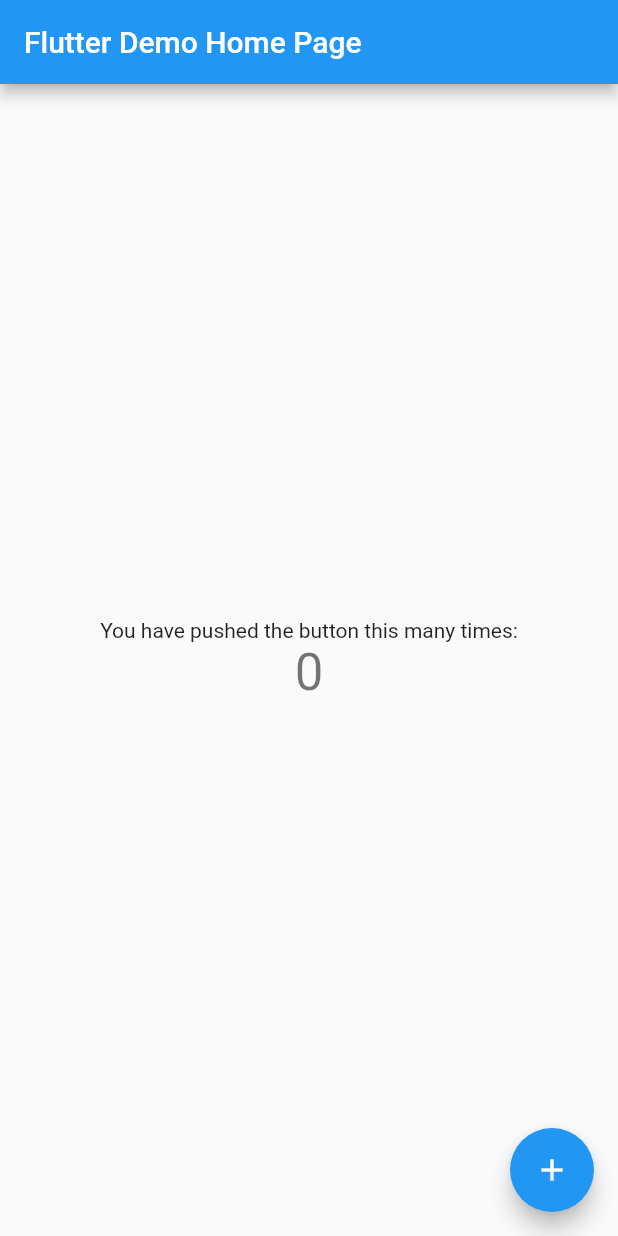
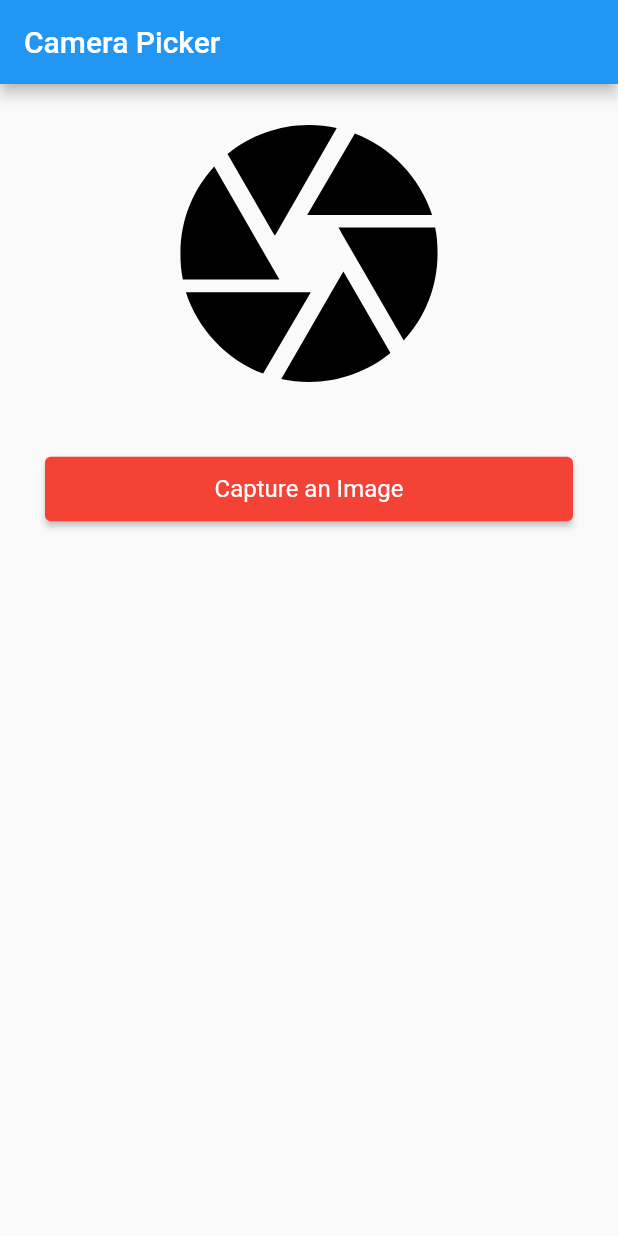
Before and after one commit to srinivasponnada/authnpoc, a Flutter app: the screen it shows after launch, on a phone screen of 412 x 824 dp. Run offline on Flutter 3.47's test engine with Material 2 defaults, Android fonts, the light colour scheme and no system bars; our stand-ins replace image_picker; missing offline and left inert: amplify_auth_cognito, amplify_authenticator, amplify_flutter.

Commit message:
camera feature integrated

```diff
--- a/lib/main.dart
+++ b/lib/main.dart
@@ -1,3 +1,4 @@
+import 'package:authnpoc/takepicture.dart';
 import 'package:authnpoc/widgetb.dart';
 import 'package:flutter/material.dart';
 
@@ -114,7 +115,8 @@
 			builder: Authenticator.builder(),
 			home: const Scaffold(
         body: Center(
-				child: WidgetB(),
+				//child: WidgetB(),
+        child: takepicture(),
 			  ),
       ),
       ),
--- /dev/null
+++ b/lib/takepicture.dart
@@ -0,0 +1,80 @@
+import 'dart:io';
+import 'package:flutter/material.dart';
+import 'package:image_picker/image_picker.dart';
+
+void main() {
+  runApp(const takepicture());
+}
+
+class takepicture extends StatelessWidget {
+  const takepicture({Key? key}) : super(key: key);
+
+  // This widget is the root of your application.
+  @override
+  Widget build(BuildContext context) {
+    return MaterialApp(
+      title: 'Flutter Demo',
+      theme: ThemeData(
+        primarySwatch: Colors.blue,
+      ),
+      home: const MyHomePage(),
+    );
+  }
+}
+
+class MyHomePage extends StatefulWidget {
+  const MyHomePage({Key? key}) : super(key: key);
+
+  @override
+  State<MyHomePage> createState() => _MyHomePageState();
+}
+
+class _MyHomePageState extends State<MyHomePage> {
+  File? imageFile;
+
+  void getImageFromCamera() async {
+    XFile? pickedFile = await ImagePicker()
+        .pickImage(source: ImageSource.camera, maxHeight: 1080, maxWidth: 1080);
+
+    setState(() {
+      imageFile = File(pickedFile!.path);
+    });
+  }
+
+  @override
+  Widget build(BuildContext context) {
+    return Scaffold(
+      appBar: AppBar(
+        title: const Text("Camera Picker"),
+      ),
+      body: ListView(
+        children: [
+          const SizedBox(
+            height: 10,
+          ),
+          imageFile != null
+              ? Image.file(imageFile!)
+              : Icon(
+            Icons.camera,
+            color: Colors.black,
+            size: MediaQuery.of(context).size.width * .5,
+          ),
+          Padding(
+            padding: const EdgeInsets.all(30.0),
+            child: ElevatedButton(
+              onPressed: () {
+                getImageFromCamera();
+              },
+              child: const Text('Capture an Image'),
+              style: ButtonStyle(
+                  backgroundColor: MaterialStateProperty.all(Colors.red),
+                  padding: MaterialStateProperty.all(const EdgeInsets.all(12)),
+                  textStyle:
+                  MaterialStateProperty.all(const TextStyle(fontSize: 16))),
+            ),
+          )
+        ],
+      ),
+    );
+  }
+}
--- a/lib/widgetb.dart
+++ b/lib/widgetb.dart
@@ -53,13 +53,6 @@
   State<MyHomePage> createState() => _MyHomePageState();
 }
 
-Future<bool> _isSignedIn() async {
-    final CognitoAuthSession session =
-        await Amplify.Auth.fetchAuthSession() as CognitoAuthSession;
-    print('_isSignedIn: ${session.isSignedIn}');
-    return session.isSignedIn;
-}
-
 class _MyHomePageState extends State<MyHomePage> {
 
   var userSession = null;
@@ -87,7 +80,7 @@
     }
   }
 
-  int _counter = 0;
+
 
   void _incrementCounter() async {
     try {
@@ -95,14 +88,7 @@
     } on AuthException catch (e) {
       print(e.message);
     }
-    setState(() {
-      // This call to setState tells the Flutter framework that something has
-      // changed in this State, which causes it to rerun the build method below
-      // so that the display can reflect the updated values. If we changed
-      // _counter without calling setState(), then the build method would not be
-      // called again, and so nothing would appear to happen.
-      _counter++;
-    });
+
   }
 
   @override
@@ -144,7 +130,7 @@
               'You have pushed the button this many times:',
             ),
             Text(
-              '$_counter',
+              'Hello!',
               style: Theme.of(context).textTheme.headline4,
             ),
           ],
--- a/pubspec.yaml
+++ b/pubspec.yaml
@@ -35,6 +35,8 @@
   # Use with the CupertinoIcons class for iOS style icons.
   cupertino_icons: ^1.0.2
   amplify_authenticator: ^0.1.2
+
+  image_picker: ^0.8.5+3
 
 dev_dependencies:
   flutter_test:
```
Also changed, not shown: pubspec.lock.
